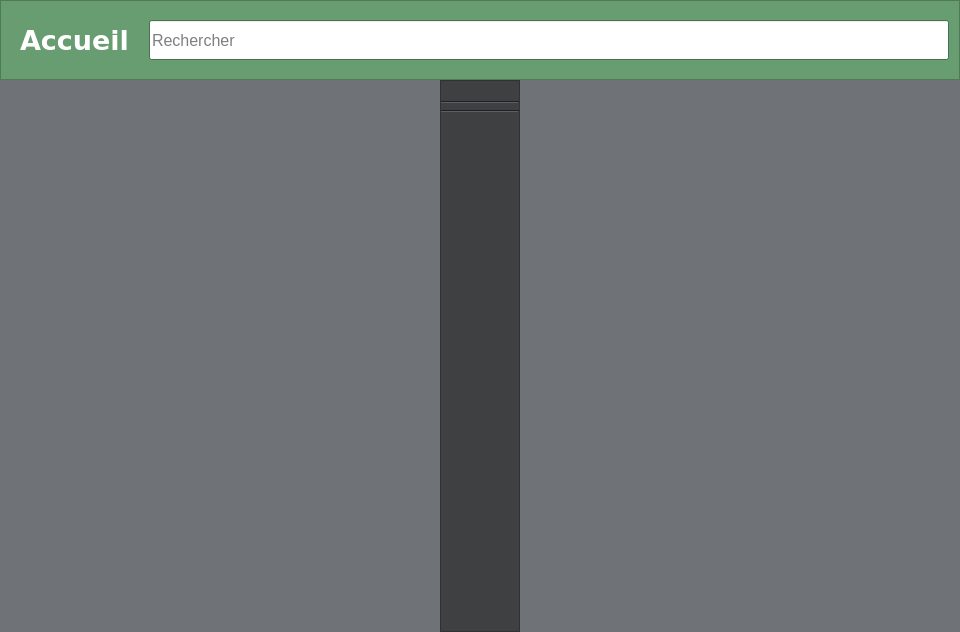
Above: mainwindow.ui from TheoFRASSI/GaleriePhotoIHM before the change. Below: the same form after it.
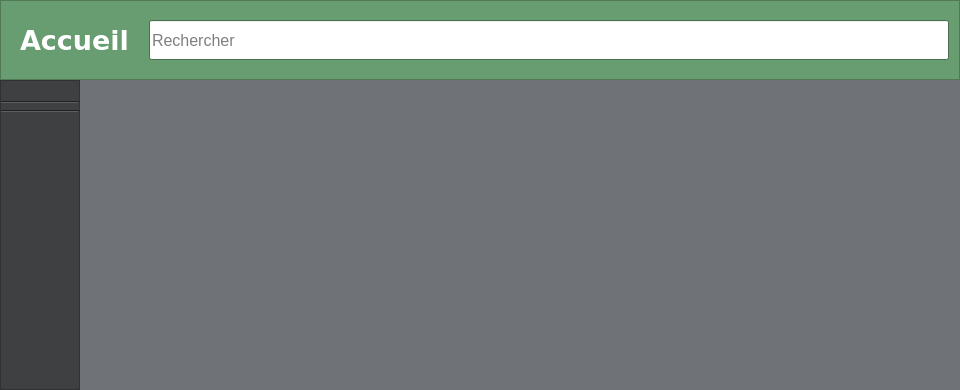
That is the form after the change. Icons and pictures are not drawn.

Commit message: Ajout d'une map et d'un stackedWidget encore à l'etat de test

Diff of the .ui file:
```diff
--- a/mainwindow.ui
+++ b/mainwindow.ui
@@ -6,8 +6,8 @@
    <rect>
     <x>0</x>
     <y>0</y>
-    <width>960</width>
-    <height>632</height>
+    <width>952</width>
+    <height>390</height>
    </rect>
   </property>
   <property name="palette">
@@ -2089,7 +2089,14 @@
          </layout>
         </item>
         <item>
-         <layout class="QVBoxLayout" name="layoutOnglet"/>
+         <layout class="QVBoxLayout" name="layoutOnglet">
+          <item>
+           <widget class="QStackedWidget" name="stackWidget">
+            <widget class="QWidget" name="page"/>
+            <widget class="QWidget" name="page_2"/>
+           </widget>
+          </item>
+         </layout>
         </item>
        </layout>
       </item>
```
Left out of the diff: 6 changed lines with no effect on the pictures. The commit also changes 5 other files.
